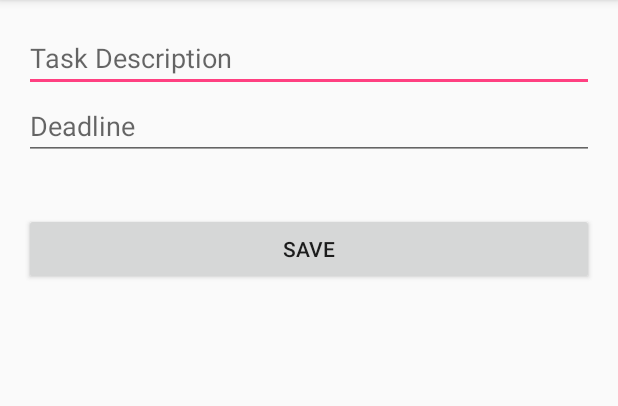
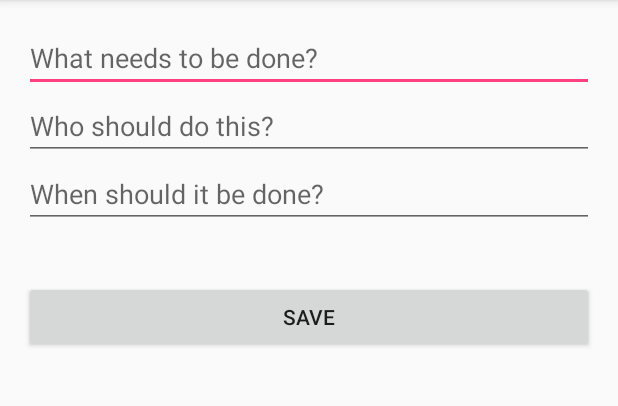
Before and after one commit to Flocrates/MAD, an Android app: the TaskCreationActivity screen opened directly, with no data from a screen before it, on a phone screen of 412 x 824 dp, the part 84-490 px from its top. Run offline under Robolectric (Android 15) with nearby library versions, the phone set to English and light mode, and no system bars.

Commit message:
Pre Content Provider

```diff
--- a/app/src/main/java/floris_van_lent_500717249/mad_assignment_2/TaskCreationActivity.java
+++ b/app/src/main/java/floris_van_lent_500717249/mad_assignment_2/TaskCreationActivity.java
@@ -13,7 +13,8 @@ import floris_van_lent_500717249.mad_assignment_2.database.DataSource;
 public class TaskCreationActivity extends AppCompatActivity {
     DataSource dataSource;
     EditText titleField;
-    EditText yearField;
+    EditText personField;
+    EditText deadlineField;
     Button saveButton;
 
     @Override
@@ -23,20 +24,24 @@ public class TaskCreationActivity extends AppCompatActivity {
         dataSource = new DataSource(this);
 
         titleField = (EditText) findViewById(R.id.titleField);
-        yearField = (EditText) findViewById(R.id.yearField);
+        personField = (EditText) findViewById(R.id.personField);
+        deadlineField = (EditText) findViewById(R.id.deadlineField);
         saveButton = (Button) findViewById(R.id.saveButton);
 
         saveButton.setOnClickListener(new View.OnClickListener() {
             @Override
             public void onClick(View v) {
-                if(!TextUtils.isEmpty(titleField.getText()) && !TextUtils.isEmpty(yearField.getText())) {
+                if (!TextUtils.isEmpty(titleField.getText()) && !TextUtils.isEmpty(personField.getText())) {
+                    if (!TextUtils.isEmpty(deadlineField.getText())) {
 
-                    long id = (dataSource.getTasksCount() + 100); //Todo: write function to not have magic number
-                    String title = titleField.getText().toString();
-                    String year = yearField.getText().toString();
-                    Task task = new Task("" + id, title, "Hondjoch", "VANDAAG", "0");
-                    dataSource.createTask(task);
-                    finish();
+                        long id = (dataSource.getTasksCount() + 100);
+                        String title = titleField.getText().toString();
+                        String person = personField.getText().toString();
+                        String deadline = deadlineField.getText().toString();
+                        Task task = new Task("" + id, title, person, deadline, "0");
+                        dataSource.createTask(task);
+                        finish();
+                    }
                 }
             }
         });
--- a/app/src/main/java/floris_van_lent_500717249/mad_assignment_2/TasksRecyclerAdapter.java
+++ b/app/src/main/java/floris_van_lent_500717249/mad_assignment_2/TasksRecyclerAdapter.java
@@ -50,7 +50,6 @@ public class TasksRecyclerAdapter extends RecyclerView.Adapter<TasksRecyclerAdap
         public void bindTask(Task task) {
             this.task = task;
 
-
             String name = task.getPerson();
 
             title.setText(task.getTitle());
--- a/app/src/main/res/layout/activity_task_creation.xml
+++ b/app/src/main/res/layout/activity_task_creation.xml
@@ -19,7 +19,7 @@
         android:layout_alignParentStart="true"
         android:id="@+id/titleField"
         android:layout_alignParentEnd="true"
-        android:hint="Task Description" />
+        android:hint="What needs to be done?" />
 
     <EditText
         android:layout_width="wrap_content"
@@ -28,15 +28,26 @@
         android:ems="10"
         android:layout_below="@+id/titleField"
         android:layout_alignParentStart="true"
-        android:id="@+id/yearField"
+        android:id="@+id/personField"
         android:layout_alignParentEnd="true"
-        android:hint="Deadline" />
+        android:hint="Who should do this?" />
+
+    <EditText
+        android:layout_width="wrap_content"
+        android:layout_height="wrap_content"
+        android:inputType="textPersonName"
+        android:ems="10"
+        android:layout_below="@+id/personField"
+        android:layout_alignParentStart="true"
+        android:id="@+id/deadlineField"
+        android:layout_alignParentEnd="true"
+        android:hint="When should it be done?" />
 
     <Button
         android:text="Save"
         android:layout_width="wrap_content"
         android:layout_height="wrap_content"
-        android:layout_below="@+id/yearField"
+        android:layout_below="@+id/deadlineField"
         android:layout_alignParentStart="true"
         android:layout_marginTop="35dp"
         android:id="@+id/saveButton"
```
Also changed, not shown: app/src/main/java/floris_van_lent_500717249/mad_assignment_2/MainActivity.java (+0 -13 lines), app/src/main/java/floris_van_lent_500717249/mad_assignment_2/TaskUpdateActivity.java (+24 -15 lines), app/src/main/java/floris_van_lent_500717249/mad_assignment_2/database/TasksProvider.java (added, +63 -0 lines), app/src/main/res/layout/activity_task_update.xml (+24 -2 lines).
